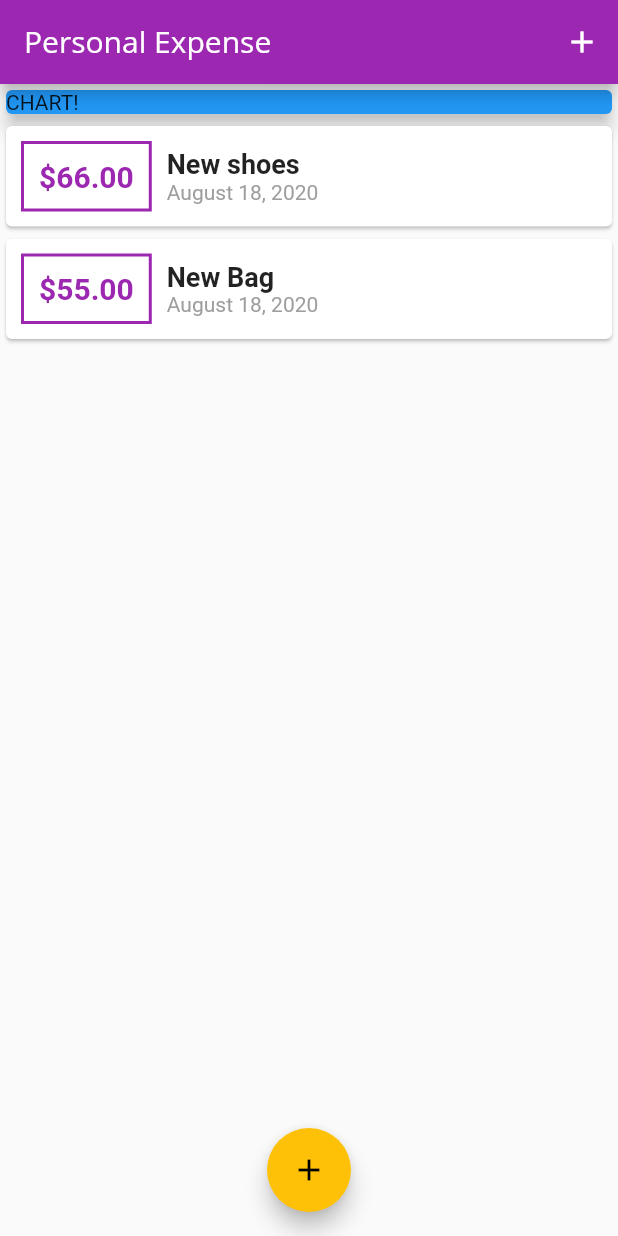
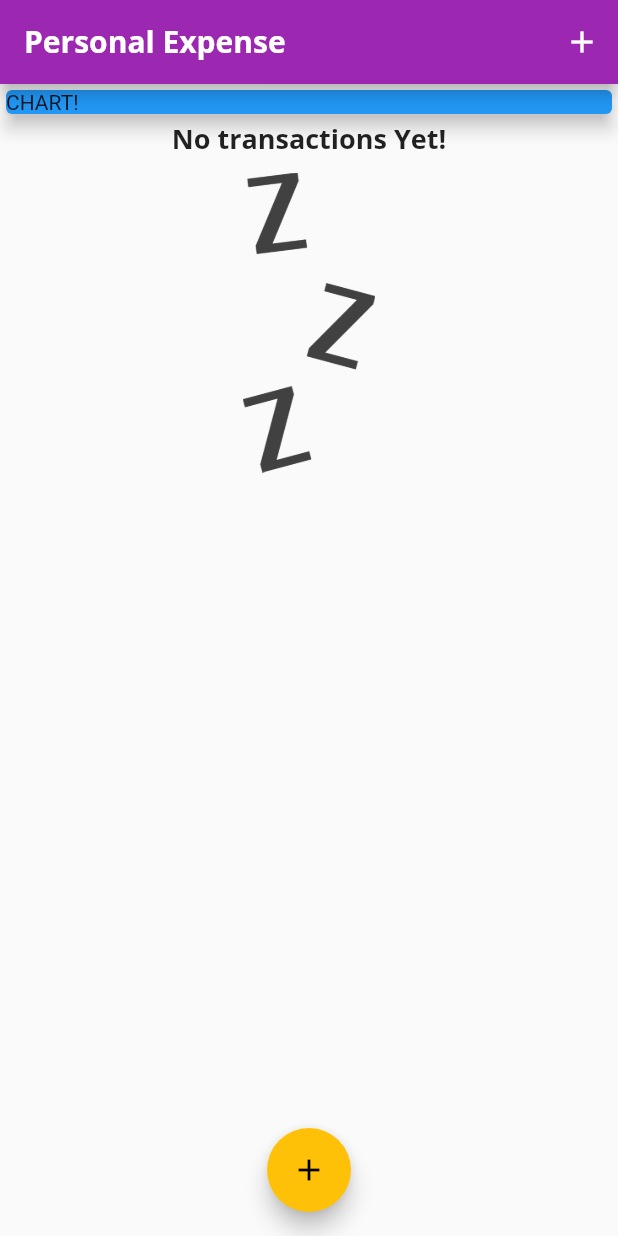
Before and after one commit to AbdoTareq/expense, a Flutter app: the screen it shows after launch, on a phone screen of 412 x 824 dp. Run offline on Flutter 3.47's test engine with Material 2 defaults, Android fonts, the phone set to English and light mode, and no system bars.

Commit message:
feat: Add images if no transaction

```diff
--- a/lib/main.dart
+++ b/lib/main.dart
@@ -18,12 +18,18 @@ class MyApp extends StatelessWidget {
           accentColor: Colors.amber,
           textTheme: ThemeData.light().textTheme.copyWith(
                 // title => headline6
-                headline6: TextStyle(fontFamily: 'OpenSans', fontSize: 18),
+                headline6: TextStyle(
+                    fontFamily: 'OpenSans',
+                    fontSize: 18,
+                    fontWeight: FontWeight.bold),
               ),
           appBarTheme: AppBarTheme(
             textTheme: ThemeData.light().textTheme.copyWith(
                   // title => headline6
-                  headline6: TextStyle(fontFamily: 'OpenSans', fontSize: 20),
+                  headline6: TextStyle(
+                      fontFamily: 'OpenSans',
+                      fontSize: 20,
+                      fontWeight: FontWeight.bold),
                 ),
           )),
       home: MyHomePage(),
@@ -37,10 +43,7 @@ class MyHomePage extends StatefulWidget {
 }
 
 class _MyHomePageState extends State<MyHomePage> {
-  final List<Transaction> transactions = [
-    Transaction(id: 't1', title: 'New shoes', amount: 66, date: DateTime.now()),
-    Transaction(id: 't2', title: 'New Bag', amount: 55, date: DateTime.now()),
-  ];
+  final List<Transaction> transactions = [];
 
   _addNewTransaction(String title, double amount) {
     setState(() {
--- a/lib/widgets/transaction_list.dart
+++ b/lib/widgets/transaction_list.dart
@@ -1,3 +1,4 @@
+import 'package:flutter/cupertino.dart';
 import 'package:flutter/material.dart';
 import 'package:flutter_complete_guide/models/transaction.dart';
 import 'package:intl/intl.dart';
@@ -11,7 +12,8 @@ class TransactionList extends StatelessWidget {
   Widget build(BuildContext context) {
     return Container(
       height: 300,
-      child: ListView.builder(
+      child: transactions.isNotEmpty
+          ? ListView.builder(
               itemCount: transactions.length,
               itemBuilder: (context, index) => Card(
                 child: Row(
@@ -35,7 +37,8 @@ class TransactionList extends StatelessWidget {
                       children: [
                         Text(
                           transactions[index].title,
-                    style: TextStyle(fontWeight: FontWeight.bold, fontSize: 18),
+                          style: TextStyle(
+                              fontWeight: FontWeight.bold, fontSize: 18),
                         ),
                         Text(
                           DateFormat.yMMMMd().format(transactions[index].date),
@@ -46,6 +49,24 @@ class TransactionList extends StatelessWidget {
                   ],
                 ),
               ),
+            )
+          : Column(
+              children: [
+                Text(
+                  'No transactions Yet!',
+                  style: Theme.of(context).textTheme.headline6,
+                ),
+                SizedBox(
+                  height: 10,
+                ),
+                Container(
+                  height: 200,
+                  child: Image.asset(
+                    'assets/images/waiting.png',
+                    fit: BoxFit.cover,
+                  ),
+                )
+              ],
             ),
     );
   }
--- a/pubspec.yaml
+++ b/pubspec.yaml
@@ -42,9 +42,8 @@ flutter:
   uses-material-design: true
 
   # To add assets to your application, add an assets section, like this:
-  # assets:
-  #  - images/a_dot_burr.jpeg
-  #  - images/a_dot_ham.jpeg
+  assets:
+    - assets/images/
 
   # An image asset can refer to one or more resolution-specific "variants", see
   # https://flutter.dev/assets-and-images/#resolution-aware.
```
Also changed, not shown: assets/images/waiting.png (added). Lines whose indentation alone changed are shown as unchanged.
